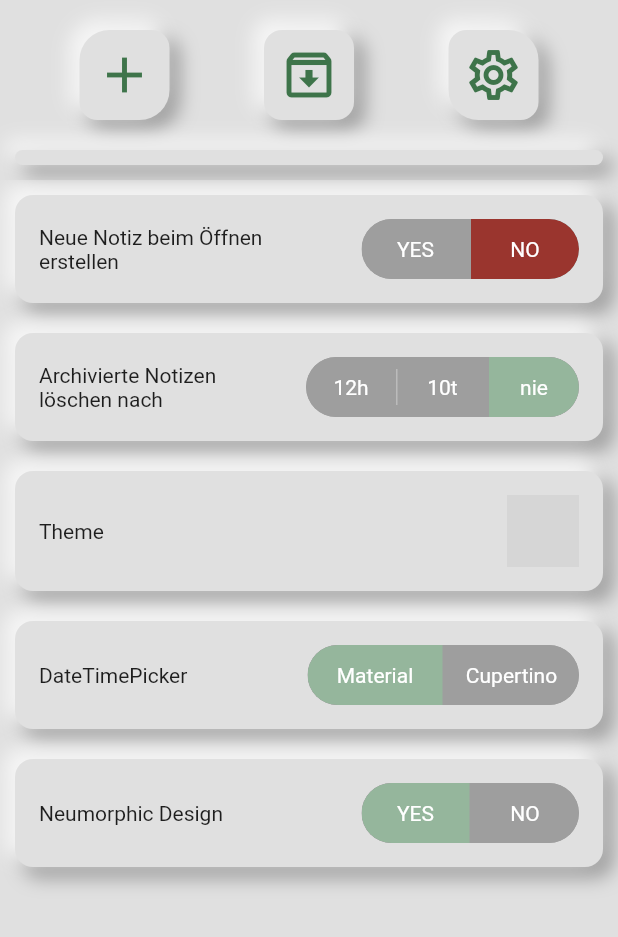
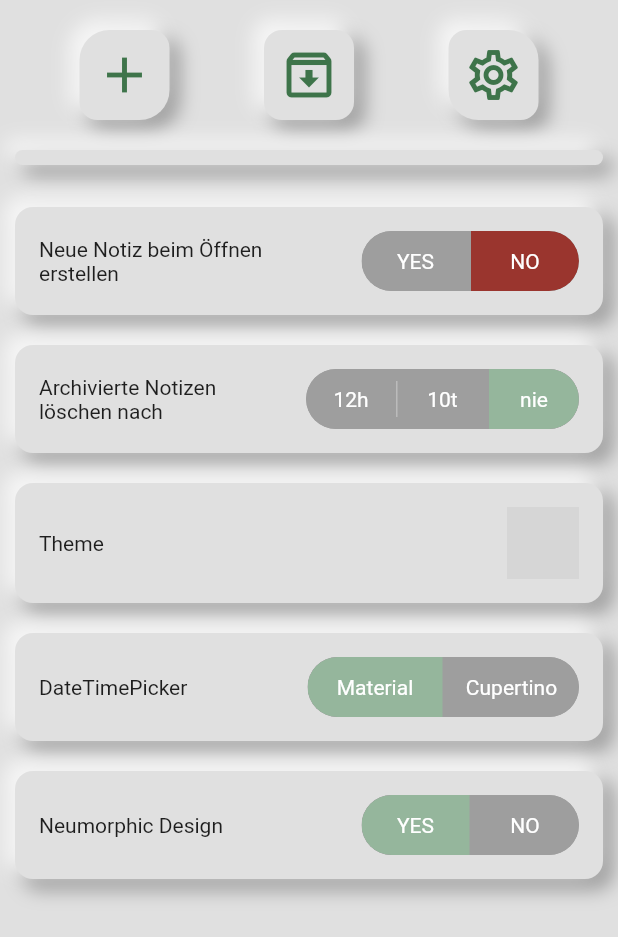
Before and after one commit to Erik0806/notify, a Flutter app: the screen it shows after launch, swiped to page 3, on a phone screen of 412 x 824 dp. Shown: the top 937 px of the screen. Run offline on Flutter 3.47's test engine with Material 2 defaults, Android fonts, the phone set to English and light mode, and no system bars; drawn by our look-alikes of toggle_switch; our stand-ins replace easy_splash_screen, flutter_datetime_picker, flutter_inset_box_shadow, flutter_local_notifications, get, shared_preferences and 1 more; missing offline and left inert: day_night_switcher, duration; grey boxes are pictures that could not be loaded.

Commit message:
Fixed UI Bugs

```diff
--- a/lib/widgets/settings.dart
+++ b/lib/widgets/settings.dart
@@ -12,13 +12,16 @@ class Settings extends StatelessWidget {
   @override
   Widget build(BuildContext context) {
     Duration duration = Get.find<Controller>().notizenLoeschenNach;
-    return ListView(
+    return Padding(
+      padding: const EdgeInsets.only(top: 8),
+      child: ListView(
         children: [
           SettingButton(
             description: 'Neue Notiz beim Öffnen erstellen',
             child: ToggleSwitch(
-            initialLabelIndex:
-                Get.find<Controller>().sharedPreferences.getBool('neueNotiz') ??
+              initialLabelIndex: Get.find<Controller>()
+                          .sharedPreferences
+                          .getBool('neueNotiz') ??
                       true
                   ? 0
                   : 1,
@@ -70,12 +73,14 @@ class Settings extends StatelessWidget {
               onToggle: (index) {
                 if (index == 0) {
                   Get.find<Controller>().sharedPreferences.setString(
-                    'notizenLöschenNach', const Duration(hours: 12).toString());
+                      'notizenLöschenNach',
+                      const Duration(hours: 12).toString());
                   Get.find<Controller>().notizenLoeschenNach =
                       const Duration(hours: 12);
                 } else if (index == 1) {
                   Get.find<Controller>().sharedPreferences.setString(
-                    'notizenLöschenNach', const Duration(days: 10).toString());
+                      'notizenLöschenNach',
+                      const Duration(days: 10).toString());
                   Get.find<Controller>().notizenLoeschenNach =
                       const Duration(days: 10);
                 } else {
@@ -90,8 +95,9 @@ class Settings extends StatelessWidget {
             description: 'Theme',
             child: DayNightSwitcher(
               sunColor: Theme.of(context).colorScheme.tertiary,
-            isDarkModeEnabled:
-                Get.find<Controller>().sharedPreferences.getBool('darktheme') ??
+              isDarkModeEnabled: Get.find<Controller>()
+                      .sharedPreferences
+                      .getBool('darktheme') ??
                   false,
               onStateChanged: (isDarkModeEnabled) {
                 if (isDarkModeEnabled) {
@@ -120,8 +126,9 @@ class Settings extends StatelessWidget {
               activeFgColor: Colors.white,
               inactiveBgColor: Colors.grey,
               inactiveFgColor: Colors.white,
-            initialLabelIndex:
-                Get.find<Controller>().sharedPreferences.getBool('material') ??
+              initialLabelIndex: Get.find<Controller>()
+                          .sharedPreferences
+                          .getBool('material') ??
                       true
                   ? 0
                   : 1,
@@ -170,6 +177,7 @@ class Settings extends StatelessWidget {
             ),
           ),
         ],
+      ),
     );
   }
 }
```
Also changed, not shown: lib/widgets/notify_card.dart (+19 -10 lines). Lines whose indentation alone changed are shown as unchanged.
